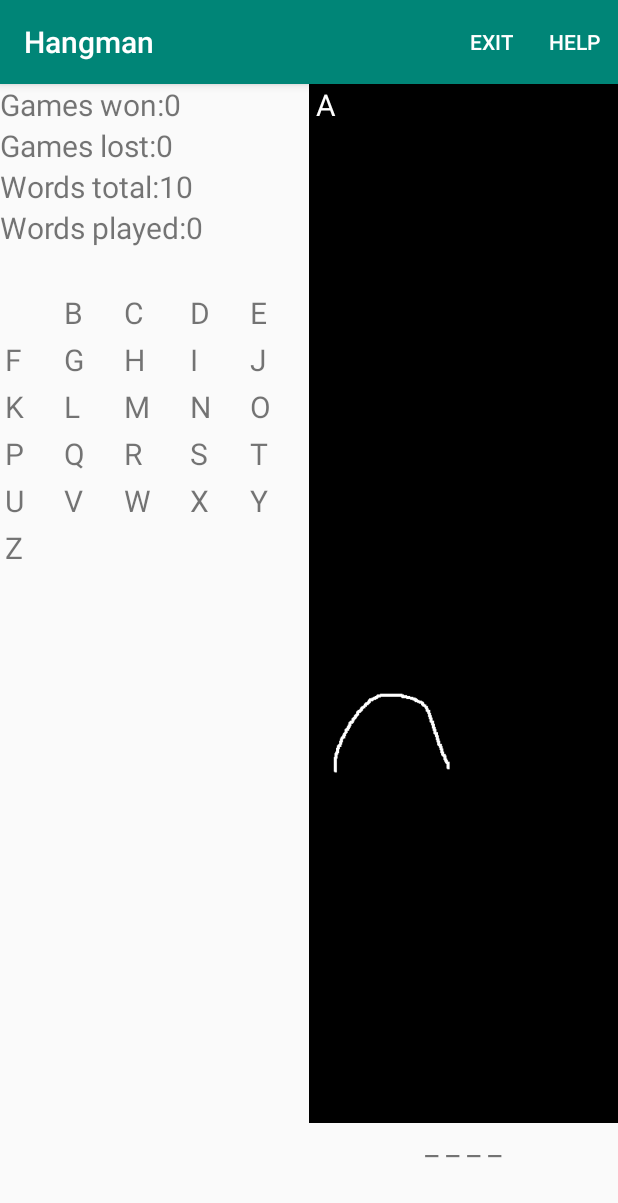
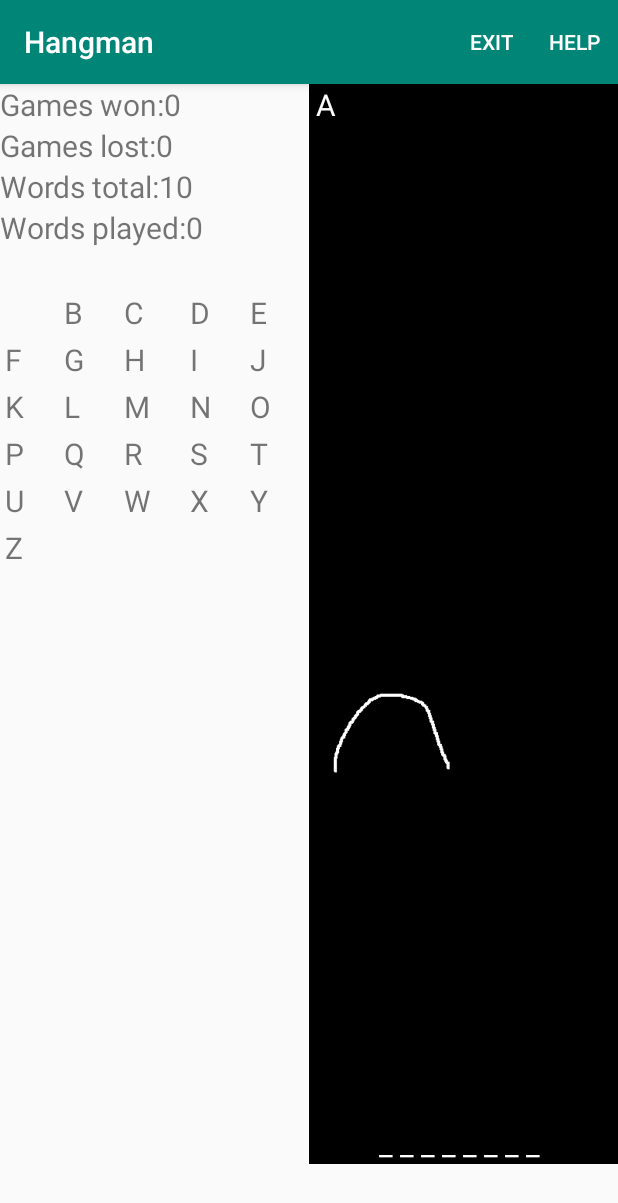
Before and after one commit to Eirikjst/IINI4001---Applikasjonsutvikling-for-Android, an Android app: the GameScreen screen opened directly, with no data from a screen before it, after a tap on an icon or button, on a phone screen of 412 x 824 dp. Shown: the top 1203 px of the screen. Run offline under Robolectric (Android 15) with nearby library versions, the phone set to English and light mode, and no system bars; 1 statement that could not run was skipped.

Commit message:
Implemented game logic

```diff
--- a/HangMan/app/src/main/java/com/example/ejs/hangman/GameScreen.java
+++ b/HangMan/app/src/main/java/com/example/ejs/hangman/GameScreen.java
@@ -4,10 +4,15 @@ import android.annotation.SuppressLint;
 import android.content.Intent;
 import android.support.v7.app.AppCompatActivity;
 import android.os.Bundle;
+import android.view.Gravity;
+import android.view.LayoutInflater;
 import android.view.Menu;
 import android.view.MenuItem;
 import android.view.View;
+import android.view.ViewGroup.LayoutParams;
 import android.widget.Button;
+import android.widget.FrameLayout;
+import android.widget.PopupWindow;
 import android.widget.TableLayout;
 import android.widget.TableRow;
 import android.widget.TextView;
@@ -22,6 +27,8 @@ public class GameScreen extends AppCompatActivity implements View.OnClickListene
 
     private Button btnNextWord;
 
+    private HangmanImages hangmanImages;
+
     private int gamesLostCount = 0;
     private int gamesWonCount = 0;
     private int languageSelected;
@@ -30,8 +37,12 @@ public class GameScreen extends AppCompatActivity implements View.OnClickListene
 
     private List<Integer> letters_guessed = new ArrayList<>();
 
+    private PopupWindow popupWindow;
+
     private String alphabetString;
+    private String congratulations;
     private String exitText;
+    private String gameFinished;
     private String gamesLost;
     private String gamesWon;
     private String helpText;
@@ -42,7 +53,7 @@ public class GameScreen extends AppCompatActivity implements View.OnClickListene
     private String[] words_to_guess;
 
     private TableLayout tableLayout;
-    private TextView gamesWonTextView, gamesLostTextView, totalWordsTextView, wordsPlayedTextView;
+    private TextView gamesWonTextView, gamesLostTextView, popupText ,totalWordsTextView, wordsPlayedTextView;
 
     @Override
     protected void onCreate(Bundle savedInstanceState) {
@@ -83,6 +94,16 @@ public class GameScreen extends AppCompatActivity implements View.OnClickListene
         return super.onOptionsItemSelected(menuItem);
     }
 
+    public void onDestroy(){
+        super.onDestroy();
+        if (popupWindow.isShowing()) popupWindow.dismiss();
+    }
+
+    /*
+
+    Fill tablelayout with characters, and adds click listener to each character
+
+     */
     @SuppressLint("ResourceType")
     private void initializeAlphabetTable() {
 
@@ -152,8 +173,12 @@ public class GameScreen extends AppCompatActivity implements View.OnClickListene
     }
 
     private void setVariables(){
+        hangmanImages = (HangmanImages) getSupportFragmentManager().findFragmentById(R.id.fragment1);
+
         alphabetString = getResources().getStringArray(R.array.alphabet)[languageSelected];
+        congratulations = getResources().getStringArray(R.array.congratulations)[languageSelected];
         exitText = getResources().getStringArray(R.array.exitActionBar)[languageSelected];
+        gameFinished = getResources().getStringArray(R.array.gameFinished)[languageSelected];
         gamesLost = getResources().getStringArray(R.array.gamesLost)[languageSelected];
         gamesWon = getResources().getStringArray(R.array.gamesWon)[languageSelected];
         helpText = getResources().getStringArray(R.array.helpActionBar)[languageSelected];
@@ -182,39 +207,91 @@ public class GameScreen extends AppCompatActivity implements View.OnClickListene
         totalWordsTextView = findViewById(R.id.totalWords);
         wordsPlayedTextView = findViewById(R.id.wordsPlayed);
 
+        /*
+        Initialize popupwindow layout
+         */
+        LayoutInflater inflater = (LayoutInflater) getApplicationContext().getSystemService(LAYOUT_INFLATER_SERVICE);
+        View popupView = inflater.inflate(R.layout.popup_layout, null);
+        popupText = popupView.findViewById(R.id.popupText);
+        popupWindow = new PopupWindow(
+                popupView,
+                LayoutParams.WRAP_CONTENT,
+                LayoutParams.WRAP_CONTENT
+        );
+
         btnNextWord.setText(nextWord);
         gamesLostTextView.setText(gamesLost+gamesLostCount);
         gamesWonTextView.setText(gamesWon+gamesWonCount);
         totalWordsTextView.setText(totalWords+ wordsTotalCount);
         wordsPlayedTextView.setText(wordsPlayed+wordsPlayedCount);
+
+        hangmanImages.setWords(languageSelected);
     }
 
+    /*
+    Listener for characters in tablelayout
+     */
     @Override
     public void onClick(View v) {
         if (ACTIVE_GAME) {
             v.setVisibility(View.INVISIBLE);
             TextView temp = tableLayout.findViewById(v.getId());
             letters_guessed.add(v.getId());
-            HangmanImages hangmanImages = (HangmanImages) getSupportFragmentManager().findFragmentById(R.id.fragment1);
             hangmanImages.nextImage(temp.getText().toString());
         }
     }
 
+    /*
+    * Listener for "next word" button, resets tablelayout
+    * and set all characters to visible
+    *
+    */
     public void onClickButton(View v) {
-        HangmanImages hangmanImages = (HangmanImages) getSupportFragmentManager().findFragmentById(R.id.fragment1);
+        if (popupWindow.isShowing()) popupWindow.dismiss();
         hangmanImages.newWord();
         for (int i = 0; i < letters_guessed.size(); i++){
             tableLayout.findViewById(letters_guessed.get(i)).setVisibility(View.VISIBLE);
         }
         btnNextWord.setVisibility(View.INVISIBLE);
-        ACTIVE_GAME = true;
+        if (wordsTotalCount != wordsPlayedCount){
+            ACTIVE_GAME = true;
+        }
     }
 
     @Override
-    public void updateVarsAfterGame() {
+    public void wordGuessedLost() {
         ACTIVE_GAME = false;
+        gamesLostCount = gamesLostCount + 1;
+        gamesLostTextView.setText(gamesLost+gamesLostCount);
         wordsPlayedCount++;
         wordsPlayedTextView.setText(wordsPlayed+wordsPlayedCount);
-        btnNextWord.setVisibility(View.VISIBLE);
+        if (wordsPlayedCount == wordsTotalCount) {
+            gameFinished();
+        } else {
+            btnNextWord.setVisibility(View.VISIBLE);
+        }
+    }
+
+    public void wordGuessedWon(){
+        ACTIVE_GAME = false;
+        gamesWonCount = gamesWonCount + 1;
+        gamesWonTextView.setText(gamesWon+gamesWonCount);
+        wordsPlayedCount++;
+        wordsPlayedTextView.setText(wordsPlayed+wordsPlayedCount);
+        if (wordsPlayedCount == wordsTotalCount) {
+            gameFinished();
+        } else {
+            popupText.setText(congratulations);
+            popupWindow.showAtLocation(findViewById(R.id.rl), Gravity.CENTER,0,0);
+            btnNextWord.setVisibility(View.VISIBLE);
+        }
+    }
+
+    @Override
+    public void gameFinished(){
+        ACTIVE_GAME = false;
+        btnNextWord.setVisibility(View.INVISIBLE);
+        popupText.setText(gameFinished);
+        popupWindow.showAtLocation(findViewById(R.id.rl), Gravity.CENTER,0,0);
     }
 }
--- a/HangMan/app/src/main/java/com/example/ejs/hangman/HangmanImages.java
+++ b/HangMan/app/src/main/java/com/example/ejs/hangman/HangmanImages.java
@@ -15,15 +15,29 @@ import android.widget.ViewFlipper;
 
 import org.w3c.dom.Text;
 
+import java.util.ArrayList;
+import java.util.List;
+import java.util.Random;
+
 public class HangmanImages extends Fragment {
-
-    private ViewFlipper viewFlipper;
-    private TextView letters_guessed;
 
     HangmanImagesListener activityCommander;
 
+    private List<String> wordsList = new ArrayList<>();
+
+    private String currentWord;
+
+    private String[] words;
+
+    private ViewFlipper viewFlipper;
+
+    private TextView letters_guessed;
+    private TextView word_to_guess;
+
     public interface HangmanImagesListener{
-        public void updateVarsAfterGame();
+        void wordGuessedLost();
+        void wordGuessedWon();
+        void gameFinished();
     }
 
     @Override
@@ -40,28 +54,86 @@ public class HangmanImages extends Fragment {
     @Override
     public View onCreateView(@NonNull LayoutInflater inflater, @Nullable ViewGroup container, @Nullable Bundle savedInstanceState) {
         View view = inflater.inflate(R.layout.fragment_hangman_images, container, false);
+
         viewFlipper = view.getRootView().findViewById(R.id.hangmanViewFlipper);
+
         letters_guessed = view.getRootView().findViewById(R.id.letters_guessed);
+        word_to_guess = view.getRootView().findViewById(R.id.word_to_guess);
         return view;
     }
 
     public void nextImage(String letter){
-        viewFlipper.showNext();
-        if (viewFlipper.getDisplayedChild() == 10) {
-            String temp = letters_guessed.getText().toString();
-            letters_guessed.setText(temp+" "+letter);
-            activityCommander.updateVarsAfterGame();
-        } else {
-            String temp = letters_guessed.getText().toString();
-            if (temp == ""){
-                letters_guessed.setText(letter);
-            }
-            letters_guessed.setText(temp+" "+letter);
+        String temp = letters_guessed.getText().toString();
+        if (temp == ""){
+            letters_guessed.setText(letter);
+        }
+        letters_guessed.setText(temp+" "+letter);
+        checkForCharacterInWord(letter);
+    }
+
+    public void newWord() {
+        if (!wordsList.isEmpty()) {
+            viewFlipper.setDisplayedChild(0);
+            Random rand = new Random();
+            int random = rand.nextInt(wordsList.size());
+            setUnderscores(wordsList.get(random));
+            System.out.println(currentWord);
+            letters_guessed.setText("");
+            wordsList.remove(random);
         }
     }
 
-    public void newWord() {
-        letters_guessed.setText("");
-        viewFlipper.showNext();
+    public void setWords(int language){
+        if (language == 0) words = getResources().getStringArray(R.array.hangmanWords_english);
+        if (language == 1) words = getResources().getStringArray(R.array.hangmanWords_norwegian);
+
+        for (int i = 0; i < words.length; i++){
+            wordsList.add(words[i]);
+        }
+        Random rand = new Random();
+        int random = rand.nextInt(words.length);
+        setUnderscores(words[random]);
+        wordsList.remove(random);
+    }
+
+    private void setUnderscores(String randomWord) {
+        String underscores = "";
+        currentWord = "";
+        for (int i = 0; i < randomWord.length(); i++){
+            if (randomWord.substring(i, i+1).equals("-")){
+                underscores += "- ";
+                currentWord += String.valueOf(randomWord.charAt(i))+" ";
+            } else if (randomWord.substring(i, i+1).equals(" ")) {
+                underscores += "  ";
+                currentWord += String.valueOf(randomWord.charAt(i))+" ";
+            } else {
+                underscores += "_ ";
+                currentWord += String.valueOf(randomWord.charAt(i))+" ";
+            }
+        }
+        word_to_guess.setText(underscores);
+    }
+
+    private void checkForCharacterInWord(String letter) {
+        String temp = word_to_guess.getText().toString();
+        System.out.println("Current word: "+currentWord);
+        for (int i = 0; i < currentWord.length(); i++) {
+            if (currentWord.substring(i, i + 1).equalsIgnoreCase(letter)) {
+                char[] temp2 = temp.toCharArray();
+                temp2[i] = letter.charAt(0);
+                temp = String.valueOf(temp2);
+            }
+        }
+        if (temp.equals(word_to_guess.getText().toString())) {
+            viewFlipper.showNext();
+            if (viewFlipper.getDisplayedChild() == 10) {
+                String temp3 = letters_guessed.getText().toString();
+                //letters_guessed.setText(temp3+" "+letter);
+                activityCommander.wordGuessedLost();
+            }
+        } else {
+            word_to_guess.setText(temp);
+            if (word_to_guess.getText().toString().equalsIgnoreCase(currentWord)) activityCommander.wordGuessedWon();
+        }
     }
 }
--- a/HangMan/app/src/main/res/layout/activity_game_screen.xml
+++ b/HangMan/app/src/main/res/layout/activity_game_screen.xml
@@ -2,6 +2,7 @@
 <LinearLayout xmlns:android="http://schemas.android.com/apk/res/android"
     xmlns:app="http://schemas.android.com/apk/res-auto"
     xmlns:tools="http://schemas.android.com/tools"
+    android:id="@+id/rl"
     android:layout_width="match_parent"
     android:layout_height="match_parent"
     tools:context=".GameScreen">
--- a/HangMan/app/src/main/res/layout/fragment_hangman_images.xml
+++ b/HangMan/app/src/main/res/layout/fragment_hangman_images.xml
@@ -108,11 +108,12 @@
                    />
            </ViewFlipper>
            <TextView
+               android:background="#000000"
                android:id="@+id/word_to_guess"
                android:layout_width="match_parent"
                android:layout_height="wrap_content"
                android:gravity="center"
-               android:text="_ _ _ _"
+               android:textColor="#ffffff"
                android:textSize="20dp"
                />
        </LinearLayout>
--- a/HangMan/app/src/main/res/values/strings.xml
+++ b/HangMan/app/src/main/res/values/strings.xml
@@ -17,9 +17,19 @@
         <item>ABCDEFGHIJKLMNOPQRSTUVWXYZÆØÅ</item>
     </string-array>
 
+    <string-array name="congratulations">
+        <item>Congratulations</item>
+        <item>Gratulerer</item>
+    </string-array>
+
     <string-array name="exitActionBar">
         <item>Exit</item>
         <item>Avslutt</item>
+    </string-array>
+
+    <string-array name="gameFinished">
+        <item>Game finished, click exit to start new game</item>
+        <item>Spillet er ferdig, klikk avslutt for å starte nytt spill</item>
     </string-array>
 
     <string-array name="gamesLost">
```
Also changed, not shown: HangMan/app/src/main/res/layout/popup_layout.xml (added, +18 -0 lines).
